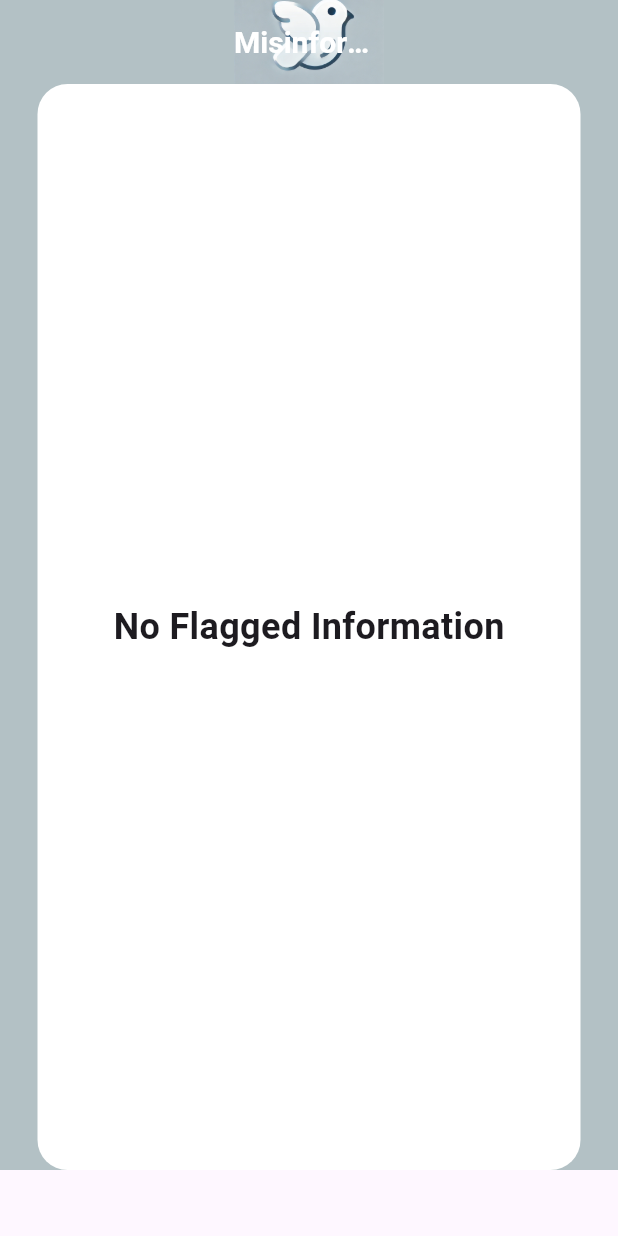
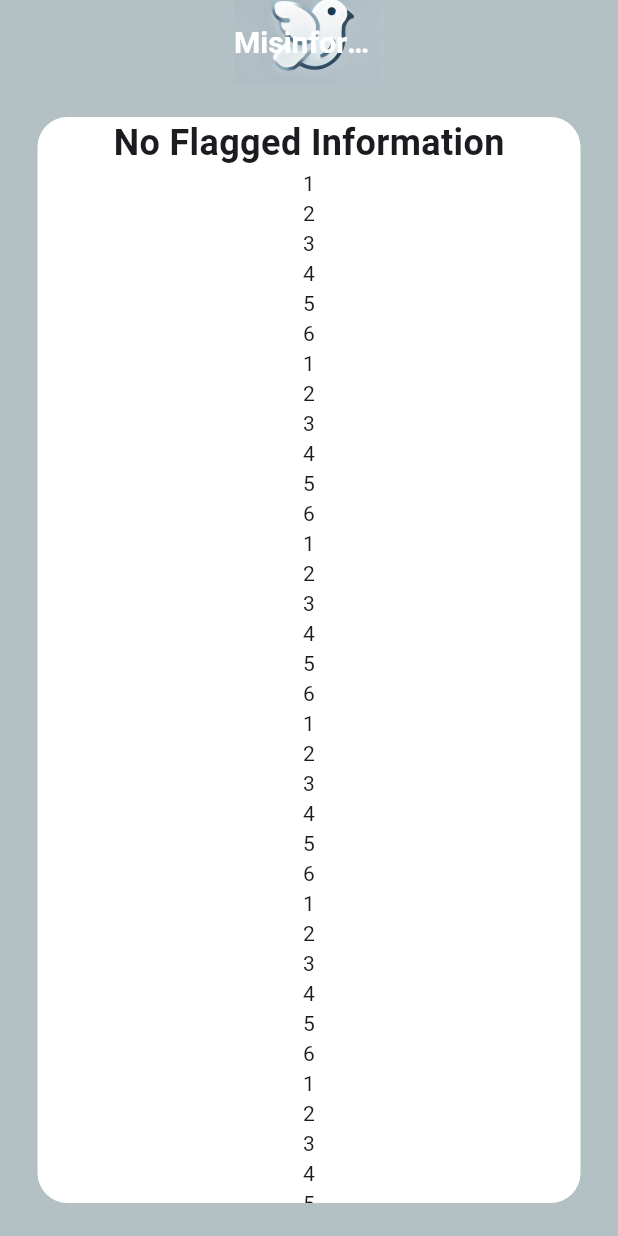
Before and after one commit to davidshxm/misinfo_app, a Flutter app: the NextPage screen opened directly, on a phone screen of 412 x 824 dp. Run offline on Flutter 3.47's test engine with Material 3 defaults, Android fonts, the phone set to English and light mode, and no system bars.

Commit message:
Update nextPage.dart

```diff
--- a/lib/nextPage.dart
+++ b/lib/nextPage.dart
@@ -1,11 +1,15 @@
 import 'package:flutter/material.dart';
 
 class NextPage extends StatelessWidget {
-
   @override
   Widget build(BuildContext context) {
     // Get the screen size
     final size = MediaQuery.of(context).size;
+    List<int> text = [
+      1, 2, 3, 4, 5, 6, 1, 2, 3, 4, 5, 6, 1, 2, 3, 4, 5, 6, 1, 2, 3, 4, 5, 6,
+      1, 2, 3, 4, 5, 6, 1, 2, 3, 4, 5, 6, 1, 2, 3, 4, 5, 6, 1, 2, 3, 4, 5, 6,
+      1, 2, 3, 4, 5, 6, 1, 2, 3, 4, 5, 6, 1, 2, 3, 4, 5, 6, 1, 2, 3, 4, 5, 6
+    ];
 
     return Scaffold(
       appBar: AppBar(
@@ -33,8 +37,7 @@ class NextPage extends StatelessWidget {
           ),
         ),
       ),
-      body: SingleChildScrollView(
-        child: Container(
+      body: Container(
         color: Color(0xffb3c1c5), // Set the background color here
         child: Center(
           child: Container(
@@ -44,7 +47,9 @@ class NextPage extends StatelessWidget {
             ),
             width: size.width - 50,
             height: size.height - 100,
-              child: Center(
+            child: Column(
+              children: [
+                Center(
                   child: Text(
                     'No Flagged Information',
                     style: TextStyle(
@@ -53,6 +58,16 @@ class NextPage extends StatelessWidget {
                     ),
                   ),
                 ),
+                Expanded(
+                  child: SingleChildScrollView(
+                    child: Column(
+                      children: [
+                        for (var i in text) Text(i.toString())
+                      ],
+                    ),
+                  ),
+                ),
+              ],
             ),
           ),
         ),
```
Lines whose indentation alone changed are shown as unchanged.
